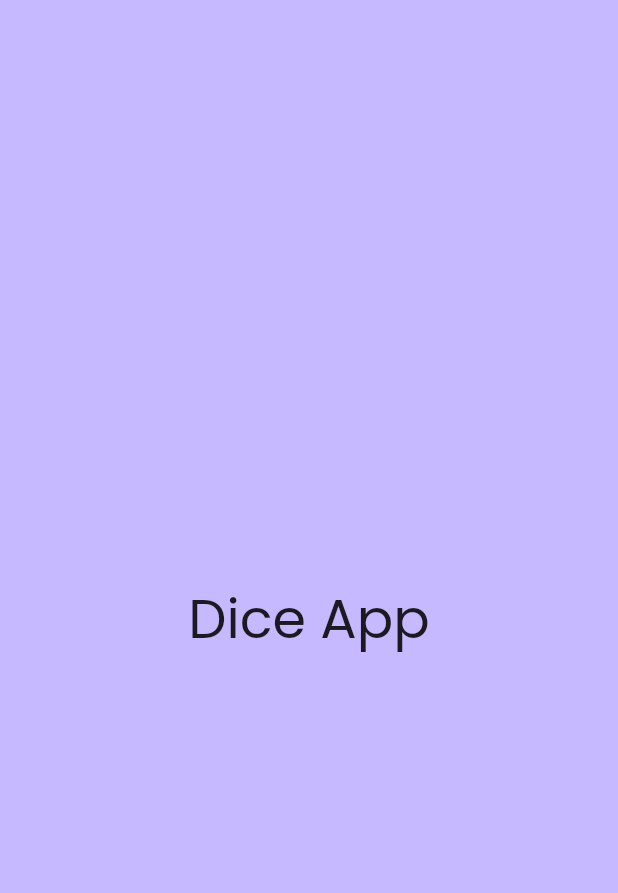
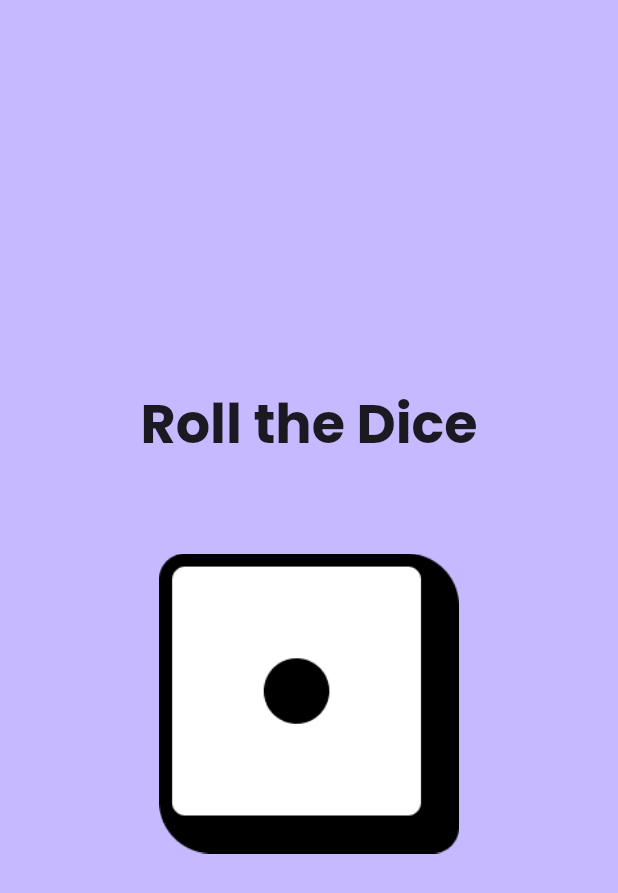
Before and after one commit to beta0022/dice_app, a Flutter app: the screen it shows after launch, on a phone screen of 412 x 824 dp. Shown: the top 893 px of the screen. Run offline on Flutter 3.47's test engine with Material 2 defaults, Android fonts, the phone set to English and light mode, and no system bars; our stand-ins replace google_fonts, hexcolor.

Commit message:
implement the dice and improve the ui design

```diff
--- a/lib/main.dart
+++ b/lib/main.dart
@@ -14,27 +14,26 @@ class DiceApp extends StatelessWidget {
     return MaterialApp(
       debugShowCheckedModeBanner: false,
       title: 'Dice App',
-      // theme: ThemeData(
-      //     primaryColor: HexColor('#C7B9FF'),
-      //     ),
       home: Scaffold(
         backgroundColor: HexColor('#C7B9FF'),
-        // appBar: AppBar(
-        //   title: const Text('Dice App'),
-        // ),
         body: Center(
           child: Column(
             mainAxisAlignment: MainAxisAlignment.center,
             children: [
-              Text(
-                'Dice App',
-                style: GoogleFonts.poppins(
-                  fontSize: 36,
+              Padding(
+                padding: const EdgeInsets.only(bottom: 60),
+                child: Text(
+                  'Roll the Dice',
+                  style: GoogleFonts.poppins(
+                    fontSize: 36,
+                    fontWeight: FontWeight.w700,
+                  ),
                 ),
               ),
-              // Text(
-              //   'It\'s time to learn Flutter!',
-              // ),
+              Image.asset(
+                'assets/img/1.png',
+                width: 200,
+              ),
             ],
           ),
         ),
```
Also changed, not shown: pubspec.yaml (+9 -7 lines), assets/img/1.png (added), assets/img/2.png (added), assets/img/3.png (added), assets/img/4.png (added), assets/img/5.png (added), assets/img/6.png (added).
